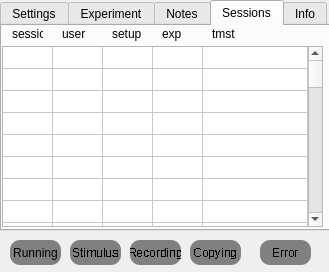
First picture: the form in MasterRunner/form.ui, repository ef-lab/Experiments, before the edit.
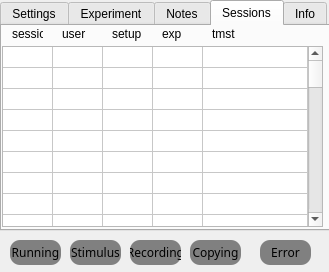
Second picture: the form after the edit. The open tabs and pages were chosen to show the change. Icons and pictures are not drawn.

Patch:
```diff
--- a/MasterRunner/form.ui
+++ b/MasterRunner/form.ui
@@ -772,10 +772,10 @@
      </property>
      <property name="font">
       <font>
-       <family>Arial</family>
-       <pointsize>11</pointsize>
-       <stylestrategy>NoAntialias</stylestrategy>
-       <kerning>false</kerning>
+       <family>Arial Unicode MS</family>
+       <pointsize>9</pointsize>
+       <stylestrategy>PreferDefault</stylestrategy>
+       <kerning>true</kerning>
       </font>
      </property>
      <property name="verticalScrollMode">
@@ -1377,10 +1377,10 @@
    </property>
    <property name="font">
     <font>
-     <family>Arial</family>
+     <family>Arial Unicode MS</family>
      <pointsize>9</pointsize>
-     <stylestrategy>NoAntialias</stylestrategy>
-     <kerning>false</kerning>
+     <stylestrategy>PreferDefault</stylestrategy>
+     <kerning>true</kerning>
     </font>
    </property>
    <property name="styleSheet">
@@ -1407,9 +1407,9 @@
    </property>
    <property name="font">
     <font>
-     <family>Arial</family>
+     <family>Arial Unicode MS</family>
      <pointsize>9</pointsize>
-     <kerning>false</kerning>
+     <kerning>true</kerning>
     </font>
    </property>
    <property name="styleSheet">
@@ -1436,12 +1436,12 @@
    </property>
    <property name="font">
     <font>
-     <family>Arial</family>
+     <family>Arial Unicode MS</family>
      <pointsize>9</pointsize>
      <weight>50</weight>
      <bold>false</bold>
-     <stylestrategy>NoAntialias</stylestrategy>
-     <kerning>false</kerning>
+     <stylestrategy>PreferDefault</stylestrategy>
+     <kerning>true</kerning>
     </font>
    </property>
    <property name="styleSheet">
@@ -1468,12 +1468,12 @@
    </property>
    <property name="font">
     <font>
-     <family>Arial</family>
+     <family>Arial Unicode MS</family>
      <pointsize>9</pointsize>
      <weight>50</weight>
      <bold>false</bold>
-     <stylestrategy>NoAntialias</stylestrategy>
-     <kerning>false</kerning>
+     <stylestrategy>PreferDefault</stylestrategy>
+     <kerning>true</kerning>
     </font>
    </property>
    <property name="styleSheet">
@@ -1500,10 +1500,10 @@
    </property>
    <property name="font">
     <font>
-     <family>Arial</family>
+     <family>Arial Unicode MS</family>
      <pointsize>9</pointsize>
-     <stylestrategy>NoAntialias</stylestrategy>
-     <kerning>false</kerning>
+     <stylestrategy>PreferDefault</stylestrategy>
+     <kerning>true</kerning>
     </font>
    </property>
    <property name="styleSheet">
```
Left out of the diff: 2 changed lines with no effect on the pictures.
